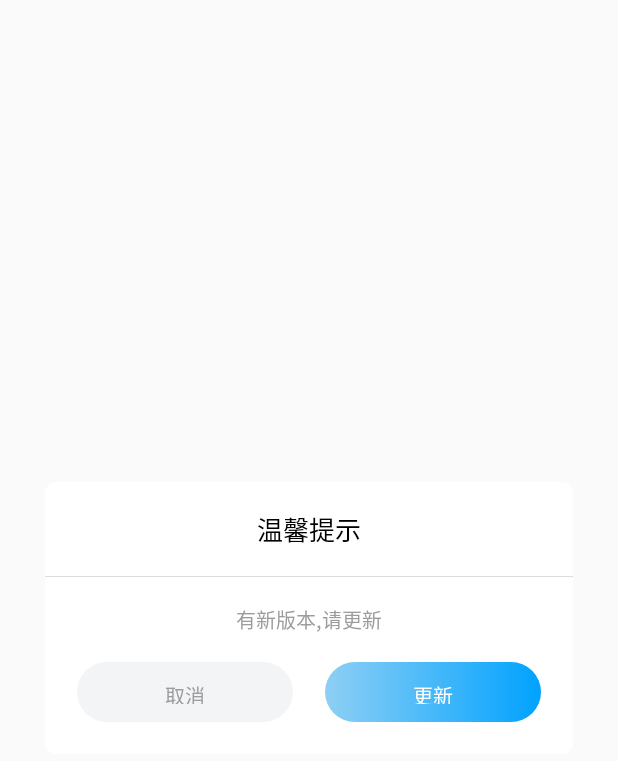
After one commit to parade0393/AppUpdate, an Android app: the layout dialog_update.xml on its own in the app's theme, with its tools: preview values and no code run, on a phone screen of 412 x 824 dp. The commit adds this screen. Shown: the top 761 px of the screen. Run offline under Robolectric (Android 15) with nearby library versions, the phone set to English and light mode, and no system bars.

Commit message:
初步集成

```diff
--- a/app/build.gradle
+++ b/app/build.gradle
@@ -9,7 +9,7 @@ android {
         minSdkVersion 16
         targetSdkVersion 29
         versionCode 1
-        versionName "1.0"
+        versionName "1.0.1"
 
         testInstrumentationRunner "androidx.test.runner.AndroidJUnitRunner"
     }
--- a/appupdate/build.gradle
+++ b/appupdate/build.gradle
@@ -44,4 +44,6 @@ dependencies {
     implementation fileTree(dir: 'libs', include: ['*.jar'])
 
     implementation 'androidx.appcompat:appcompat:1.1.0'
+    //App更新
+    implementation 'com.azhon:appupdateX:2.9.0'
 }
--- a/appupdate/src/main/AndroidManifest.xml
+++ b/appupdate/src/main/AndroidManifest.xml
@@ -1,2 +1,4 @@
 <manifest xmlns:android="http://schemas.android.com/apk/res/android"
-    package="com.sanzhi.appupdate" />
+    package="com.sanzhi.appupdate" >
+    <uses-permission android:name="android.permission.INTERNET"/>
+</manifest>
--- /dev/null
+++ b/appupdate/src/main/res/drawable/ac_dialog_layout.xml
@@ -0,0 +1,5 @@
+<?xml version="1.0" encoding="utf-8"?>
+<shape xmlns:android="http://schemas.android.com/apk/res/android">
+    <corners android:radius="7dp"/>
+    <solid android:color="#fff"/>
+</shape>
--- /dev/null
+++ b/appupdate/src/main/res/drawable/btn_bac.xml
@@ -0,0 +1,5 @@
+<?xml version="1.0" encoding="utf-8"?>
+<shape xmlns:android="http://schemas.android.com/apk/res/android">
+    <gradient android:type="linear" android:startColor="#ff8ecff4" android:endColor="#00A2FF"/>
+    <corners android:radius="20dp"/>
+</shape>
--- /dev/null
+++ b/appupdate/src/main/res/drawable/btn_bac_gray.xml
@@ -0,0 +1,5 @@
+<?xml version="1.0" encoding="utf-8"?>
+<shape xmlns:android="http://schemas.android.com/apk/res/android">
+    <solid android:color="#f2f4f5"/>
+    <corners android:radius="20dp"/>
+</shape>
--- /dev/null
+++ b/appupdate/src/main/res/layout/dialog_update.xml
@@ -0,0 +1,73 @@
+<?xml version="1.0" encoding="utf-8"?>
+<LinearLayout
+    xmlns:android="http://schemas.android.com/apk/res/android"
+    android:orientation="vertical"
+    android:layout_width="match_parent"
+    android:layout_marginLeft="30dp"
+    android:layout_marginRight="30dp"
+    android:layout_height="wrap_content"
+    android:layout_gravity="center"
+    android:background="@drawable/ac_dialog_layout"
+    android:gravity="center">
+
+        <TextView
+            android:id="@+id/tv_title"
+            android:layout_width="match_parent"
+            android:layout_height="wrap_content"
+            android:padding="18dp"
+            android:textSize="17sp"
+            android:textColor="#000"
+            android:gravity="center"
+            android:text="温馨提示"/>
+        <View
+            android:layout_width="match_parent"
+            android:layout_height="0.5dp"
+            android:background="#dcdcdc"/>
+        <TextView
+            android:id="@+id/tv_msg"
+            android:layout_width="match_parent"
+            android:layout_height="wrap_content"
+            android:padding="18dp"
+            android:textSize="13sp"
+            android:textColor="#9c9c9c"
+            android:gravity="center"
+            android:text="有新版本,请更新"/>
+
+
+        <LinearLayout
+            android:layout_width="match_parent"
+            android:layout_height="wrap_content"
+            android:layout_marginBottom="21dp"
+            android:orientation="horizontal">
+
+            <TextView
+                android:id="@+id/btn_cancel"
+                android:layout_width="0dp"
+                android:layout_height="40dp"
+                android:layout_weight="1"
+                android:paddingTop="12dp"
+                android:paddingBottom="12dp"
+                android:layout_marginLeft="21dp"
+                android:layout_marginStart="21dp"
+                android:background="@drawable/btn_bac_gray"
+                android:textSize="13sp"
+                android:gravity="center"
+                android:textColor="#9c9c9c"
+                android:text="取消"/>
+
+            <TextView
+                android:id="@+id/btn_confirm"
+                android:layout_width="0dp"
+                android:layout_height="40dp"
+                android:layout_weight="1"
+                android:paddingTop="12dp"
+                android:paddingBottom="12dp"
+                android:textSize="13sp"
+                android:gravity="center"
+                android:layout_marginLeft="21dp"
+                android:layout_marginRight="21dp"
+                android:background="@drawable/btn_bac"
+                android:textColor="#fff"
+                android:text="更新"/>
+        </LinearLayout>
+</LinearLayout>
```
Also changed, not shown: app/src/main/java/com/sanzhi/appupdatedemo/MainActivity.java (+14 -0 lines), appupdate/src/main/java/com/sanzhi/appupdate/AppUpdate.java (+39 -5 lines), appupdate/src/main/java/com/sanzhi/appupdate/CommonDialog.java (added, +134 -0 lines), appupdate/src/main/java/com/sanzhi/appupdate/util/VersionUtil.java (+25 -4 lines).
